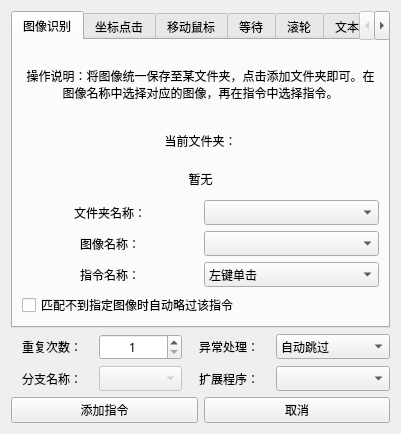
Before: the Qt Designer form 窗体/navigation.ui in FsterThanLight/automatic_clicker_2, drawn with Qt 5.
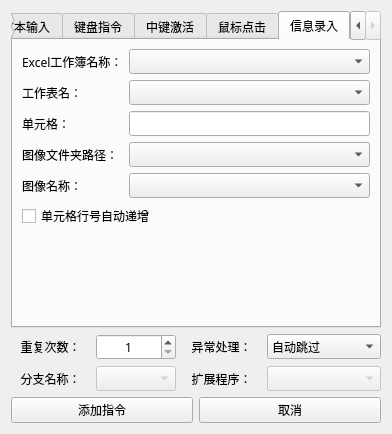
After: the same form once the commit is applied. The open tabs and pages were chosen to show the change. Icons and pictures are not drawn.

What changed in the file:
```diff
--- a/窗体/navigation.ui
+++ b/窗体/navigation.ui
@@ -6,7 +6,7 @@
    <rect>
     <x>0</x>
     <y>0</y>
-    <width>401</width>
+    <width>392</width>
     <height>434</height>
    </rect>
   </property>
@@ -1022,6 +1022,87 @@
        </item>
       </layout>
      </widget>
+     <widget class="QWidget" name="tab_10">
+      <attribute name="title">
+       <string>信息录入</string>
+      </attribute>
+      <layout class="QVBoxLayout" name="verticalLayout_18">
+       <item>
+        <layout class="QGridLayout" name="gridLayout_7">
+         <item row="0" column="0">
+          <widget class="QLabel" name="label_37">
+           <property name="text">
+            <string>Excel工作簿名称：</string>
+           </property>
+          </widget>
+         </item>
+         <item row="3" column="1">
+          <widget class="QComboBox" name="comboBox_14"/>
+         </item>
+         <item row="5" column="0" colspan="2">
+          <widget class="QCheckBox" name="checkBox_3">
+           <property name="text">
+            <string>单元格行号自动递增</string>
+           </property>
+          </widget>
+         </item>
+         <item row="4" column="0">
+          <widget class="QLabel" name="label_41">
+           <property name="text">
+            <string>图像名称：</string>
+           </property>
+          </widget>
+         </item>
+         <item row="2" column="0">
+          <widget class="QLabel" name="label_39">
+           <property name="text">
+            <string>单元格：</string>
+           </property>
+          </widget>
+         </item>
+         <item row="0" column="1">
+          <widget class="QComboBox" name="comboBox_12"/>
+         </item>
+         <item row="1" column="1">
+          <widget class="QComboBox" name="comboBox_13"/>
+         </item>
+         <item row="4" column="1">
+          <widget class="QComboBox" name="comboBox_15"/>
+         </item>
+         <item row="1" column="0">
+          <widget class="QLabel" name="label_38">
+           <property name="text">
+            <string>工作表名：</string>
+           </property>
+          </widget>
+         </item>
+         <item row="2" column="1">
+          <widget class="QLineEdit" name="lineEdit_4"/>
+         </item>
+         <item row="3" column="0">
+          <widget class="QLabel" name="label_40">
+           <property name="text">
+            <string>图像文件夹路径：</string>
+           </property>
+          </widget>
+         </item>
+         <item row="6" column="0">
+          <spacer name="verticalSpacer_7">
+           <property name="orientation">
+            <enum>Qt::Vertical</enum>
+           </property>
+           <property name="sizeHint" stdset="0">
+            <size>
+             <width>20</width>
+             <height>40</height>
+            </size>
+           </property>
+          </spacer>
+         </item>
+        </layout>
+       </item>
+      </layout>
+     </widget>
     </widget>
    </item>
    <item>
@@ -1036,45 +1117,6 @@
        </property>
       </widget>
      </item>
-     <item row="0" column="3">
-      <widget class="QComboBox" name="comboBox_9">
-       <item>
-        <property name="text">
-         <string>自动跳过</string>
-        </property>
-       </item>
-       <item>
-        <property name="text">
-         <string>抛出异常并暂停</string>
-        </property>
-       </item>
-       <item>
-        <property name="text">
-         <string>抛出异常并停止</string>
-        </property>
-       </item>
-      </widget>
-     </item>
-     <item row="1" column="0">
-      <widget class="QLabel" name="label_34">
-       <property name="text">
-        <string>分支名称：</string>
-       </property>
-       <property name="alignment">
-        <set>Qt::AlignCenter</set>
-       </property>
-      </widget>
-     </item>
-     <item row="0" column="2">
-      <widget class="QLabel" name="label_33">
-       <property name="text">
-        <string>异常处理：</string>
-       </property>
-       <property name="alignment">
-        <set>Qt::AlignCenter</set>
-       </property>
-      </widget>
-     </item>
      <item row="0" column="1">
       <widget class="QSpinBox" name="spinBox">
        <property name="alignment">
@@ -1088,10 +1130,13 @@
        </property>
       </widget>
      </item>
-     <item row="1" column="1">
-      <widget class="QComboBox" name="comboBox_10">
-       <property name="enabled">
-        <bool>false</bool>
+     <item row="1" column="0">
+      <widget class="QLabel" name="label_34">
+       <property name="text">
+        <string>分支名称：</string>
+       </property>
+       <property name="alignment">
+        <set>Qt::AlignCenter</set>
        </property>
       </widget>
      </item>
@@ -1106,7 +1151,47 @@
       </widget>
      </item>
      <item row="1" column="3">
-      <widget class="QComboBox" name="comboBox_11"/>
+      <widget class="QComboBox" name="comboBox_11">
+       <property name="enabled">
+        <bool>false</bool>
+       </property>
+      </widget>
+     </item>
+     <item row="0" column="2">
+      <widget class="QLabel" name="label_33">
+       <property name="text">
+        <string>异常处理：</string>
+       </property>
+       <property name="alignment">
+        <set>Qt::AlignCenter</set>
+       </property>
+      </widget>
+     </item>
+     <item row="1" column="1">
+      <widget class="QComboBox" name="comboBox_10">
+       <property name="enabled">
+        <bool>false</bool>
+       </property>
+      </widget>
+     </item>
+     <item row="0" column="3">
+      <widget class="QComboBox" name="comboBox_9">
+       <item>
+        <property name="text">
+         <string>自动跳过</string>
+        </property>
+       </item>
+       <item>
+        <property name="text">
+         <string>抛出异常并暂停</string>
+        </property>
+       </item>
+       <item>
+        <property name="text">
+         <string>抛出异常并停止</string>
+        </property>
+       </item>
+      </widget>
      </item>
     </layout>
    </item>
```
